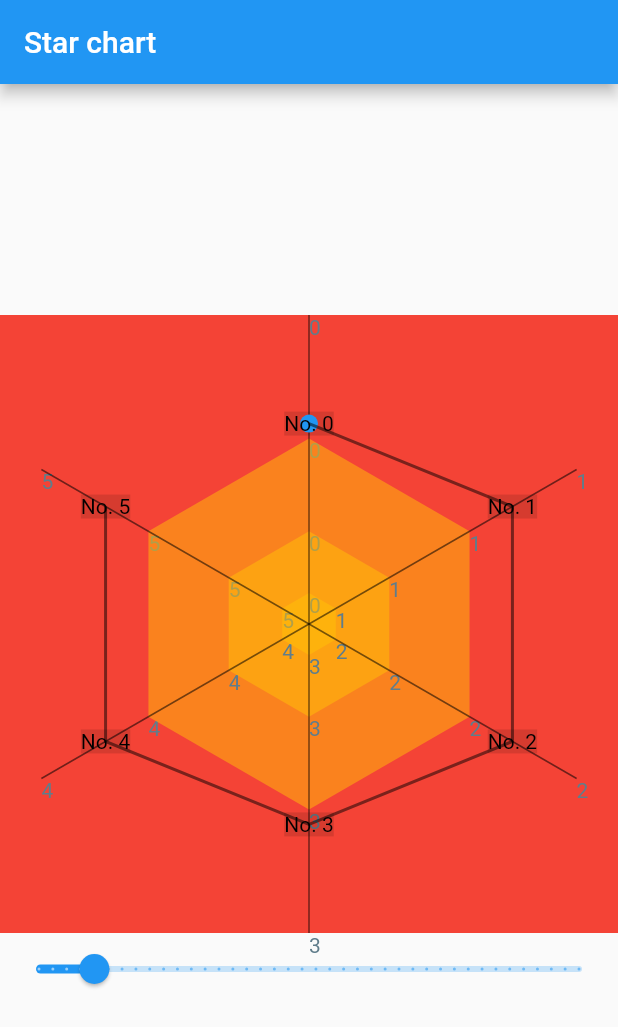
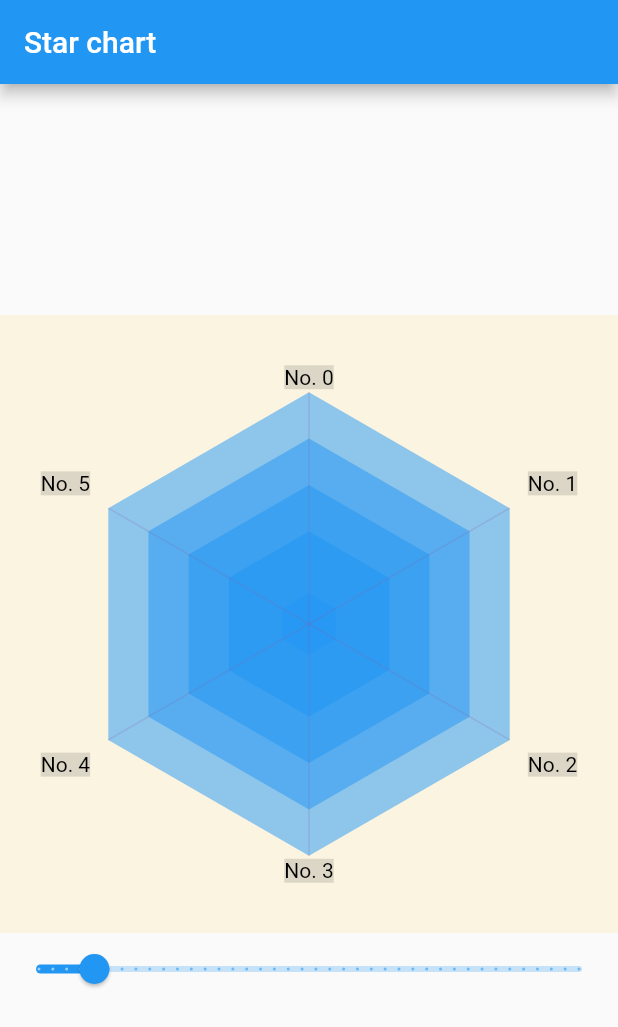
Before and after one commit to OroshiX/star_chart, a Flutter app: the screen it shows after launch, on a phone screen of 412 x 824 dp. Shown: the top 1027 px of the screen. Run offline on Flutter 3.47's test engine with Material 2 defaults, Android fonts, the phone set to English and light mode, and no system bars.

Commit message:
Remove debug paintings, customize colors

```diff
--- a/example/lib/main.dart
+++ b/example/lib/main.dart
@@ -62,7 +62,13 @@ class _RadarScreenState extends State<RadarScreen> {
         child: Column(
           mainAxisAlignment: MainAxisAlignment.center,
           children: [
-            StarChart(sides: _sides, percent: [0.1,0.3,0.6],),
+            StarChart(
+              sides: _sides,
+              percent: [0.1, 0.3, 0.45, 0.6, 0.75],
+              starColor: Colors.blue.withOpacity(0.5),
+              axisColor: Colors.pink.withOpacity(0.2),
+              backgroundColor: Colors.amber.withOpacity(0.1),
+            ),
             Slider(
               value: _sides.toDouble(),
               onChanged: (value) {
--- a/lib/painter/paint_radar_background.dart
+++ b/lib/painter/paint_radar_background.dart
@@ -5,15 +5,12 @@ import 'package:flutter/rendering.dart';
 
 class PaintRadarBackground extends CustomPainter {
   final int n;
-  final Paint painter = Paint()
-    ..color = Colors.amber.withOpacity(0.5)
-    ..style = PaintingStyle.fill;
+  final Paint painter = Paint()..style = PaintingStyle.fill;
   final Paint paintLines = Paint()
     ..color = Colors.black54
     ..strokeWidth = 1
     ..style = PaintingStyle.stroke;
   final Paint paintAxes = Paint()
-    ..color = Colors.black54
     ..strokeWidth = 1
     ..style = PaintingStyle.stroke;
   final bool drawLinesInside;
@@ -21,17 +18,23 @@ class PaintRadarBackground extends CustomPainter {
   final double initialAngle;
   final bool drawAxes;
   final bool drawBackground;
+  final Color backgroundColor;
+  final Color axisColor;
   PaintRadarBackground(this.n,
       {this.initialAngle = pi / 2,
       this.drawLinesInside = false,
       this.drawBackground = true,
-      this.drawAxes = false})
+      this.drawAxes = false,
+      this.backgroundColor = Colors.black12,
+      this.axisColor = Colors.black12})
       : xs = [1],
         ys = [0] {
     for (var k = 1; k < n; k++) {
       xs.add(1 + cos(2 * k * pi / n - initialAngle));
       ys.add(1 + sin(2 * k * pi / n - initialAngle));
     }
+    painter..color = backgroundColor;
+    paintAxes..color = axisColor;
   }
   @override
   void paint(Canvas canvas, Size size) {
@@ -44,12 +47,6 @@ class PaintRadarBackground extends CustomPainter {
       } else {
         path.lineTo(r * xs[k], r * ys[k]);
       }
-      var textSpan =
-          TextSpan(text: "$k", style: TextStyle(color: Colors.blueGrey));
-      var textPainter =
-          TextPainter(text: textSpan, textDirection: TextDirection.ltr);
-      textPainter.layout();
-      textPainter.paint(canvas, Offset(r * xs[k], r * ys[k]));
       if (drawAxes) {
         canvas.drawLine(Offset(r * xs[k], r * ys[k]), o, paintAxes);
       }
--- a/lib/painter/paint_radar_labels.dart
+++ b/lib/painter/paint_radar_labels.dart
@@ -22,8 +22,6 @@ class PaintRadarLabels extends CustomPainter {
 
   @override
   void paint(Canvas canvas, Size size) {
-    Path path = Path();
-
     for (int k = 0; k < labels.length; k++) {
       double omega = 2 * k * pi / n;
       double alpha = omega;
@@ -63,20 +61,8 @@ class PaintRadarLabels extends CustomPainter {
           size.height / 2 + rho * sin(omega- initialAngle));
       canvas.drawRect(Rect.fromCenter(center: offset, height: l, width: L),
           Paint()..color = Colors.black12);
-      if (k == 0) {
-        canvas.drawCircle(offset, 6, Paint()..color = Colors.blue);
-        path.moveTo(offset.dx, offset.dy);
-      } else {
-        path.lineTo(offset.dx, offset.dy);
-      }
       textPainter.paint(canvas, offset + Offset(-L / 2, -l / 2));
     }
-    canvas.drawPath(
-        path,
-        Paint()
-          ..color = color.withOpacity(0.5)
-          ..style = PaintingStyle.stroke
-          ..strokeWidth = 2);
   }
 
   @override
--- a/lib/star_chart.dart
+++ b/lib/star_chart.dart
@@ -8,15 +8,20 @@ import 'package:star_chart/painter/paint_radar_labels.dart';
 
 class StarChart extends StatelessWidget {
   final int sides;
-  final Iterable<double> _percent;
+  final List<double> _percent;
   final Color labelColor;
+  final Color backgroundColor;
+  final Color starColor;
+  final Color axisColor;
 
   StarChart(
       {Key key,
       this.sides,
       List<double> percent,
-      this.labelColor = Colors.black})
-      : _percent = ((percent ?? [0.9, 0.6, 0.3])..sort()).reversed,
+      this.labelColor = Colors.black,
+      this.backgroundColor = Colors.transparent,
+      this.starColor = Colors.black12, this.axisColor = Colors.black87})
+      : _percent = ((percent ?? [0.9, 0.6, 0.3])..sort()).reversed.toList(),
         super(key: key);
   @override
   Widget build(BuildContext context) {
@@ -25,29 +30,33 @@ class StarChart extends StatelessWidget {
         double sideLength = min(constraints.maxHeight, constraints.maxWidth);
         return Center(
           child: Container(
-            color: Colors.red,
+            color: backgroundColor,
             width: sideLength,
             height: sideLength,
             child: Stack(
               children: [
-                for (var p in _percent)
+                for (var i = 1; i < _percent.length; i++)
                   Center(
                     child: FractionallySizedBox(
-                      heightFactor: p,
-                      widthFactor: p,
+                      heightFactor: _percent[i],
+                      widthFactor: _percent[i],
                       alignment: Alignment.center,
                       child: CustomPaint(
-                        painter: PaintRadarBackground(sides),
+                        painter: PaintRadarBackground(sides,
+                            backgroundColor: starColor),
                       ),
                     ),
                   ),
                 Center(
                   child: FractionallySizedBox(
-                    heightFactor: 1,
-                    widthFactor: 1,
+                    heightFactor: _percent.first,
+                    widthFactor: _percent.first,
                     child: CustomPaint(
                       painter: PaintRadarBackground(sides,
-                          drawAxes: true, drawBackground: false),
+                          drawAxes: true,
+                          axisColor: axisColor,
+                          drawBackground: true,
+                          backgroundColor: starColor),
                     ),
                   ),
                 ),
```
